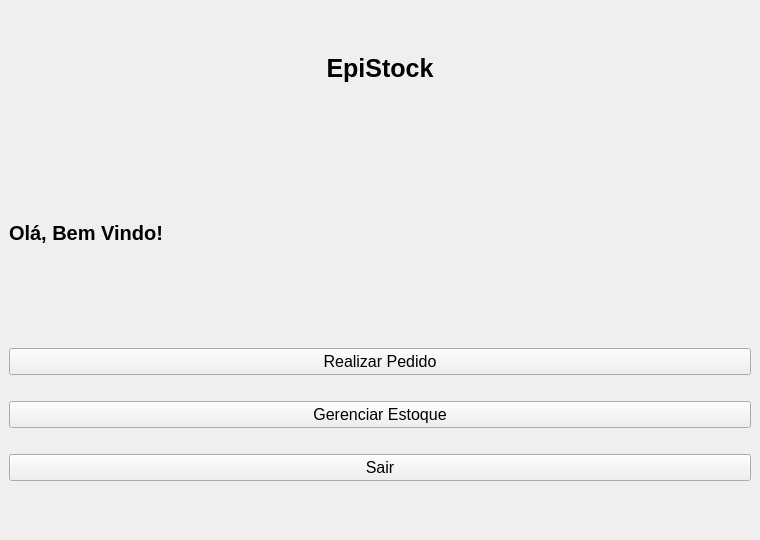
Above: src/views/mainwindow.ui from reitheus/BCC322-Trabalho-em-Grupo before the change. Below: the same form after it.
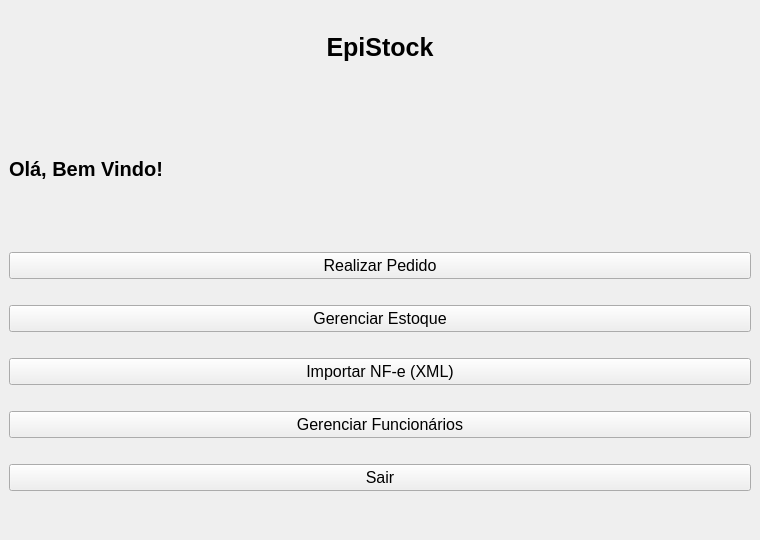
That is the form after the change.

Diff of the .ui file:
```diff
--- a/src/views/mainwindow.ui
+++ b/src/views/mainwindow.ui
@@ -162,6 +162,40 @@
               </property>
              </spacer>
             </item>
+            <item>
+             <widget class="QPushButton" name="btnImportarXml">
+              <property name="font">
+               <font><pointsize>12</pointsize></font>
+              </property>
+              <property name="text">
+               <string>Importar NF-e (XML)</string>
+              </property>
+             </widget>
+            </item>
+            <item>
+             <spacer name="verticalSpacerImportar">
+              <property name="orientation"><enum>Qt::Orientation::Vertical</enum></property>
+              <property name="sizeType"><enum>QSizePolicy::Policy::Fixed</enum></property>
+              <property name="sizeHint" stdset="0"><size><width>20</width><height>20</height></size></property>
+             </spacer>
+            </item>
+            <item>
+             <widget class="QPushButton" name="btnGerenciarFuncionarios">
+              <property name="font">
+               <font><pointsize>12</pointsize></font>
+              </property>
+              <property name="text">
+               <string>Gerenciar Funcionários</string>
+              </property>
+             </widget>
+            </item>
+            <item>
+             <spacer name="verticalSpacerFuncionarios">
+              <property name="orientation"><enum>Qt::Orientation::Vertical</enum></property>
+              <property name="sizeType"><enum>QSizePolicy::Policy::Fixed</enum></property>
+              <property name="sizeHint" stdset="0"><size><width>20</width><height>20</height></size></property>
+             </spacer>
+            </item>
             <item>
              <widget class="QPushButton" name="btnSairw">
               <property name="font">
```
